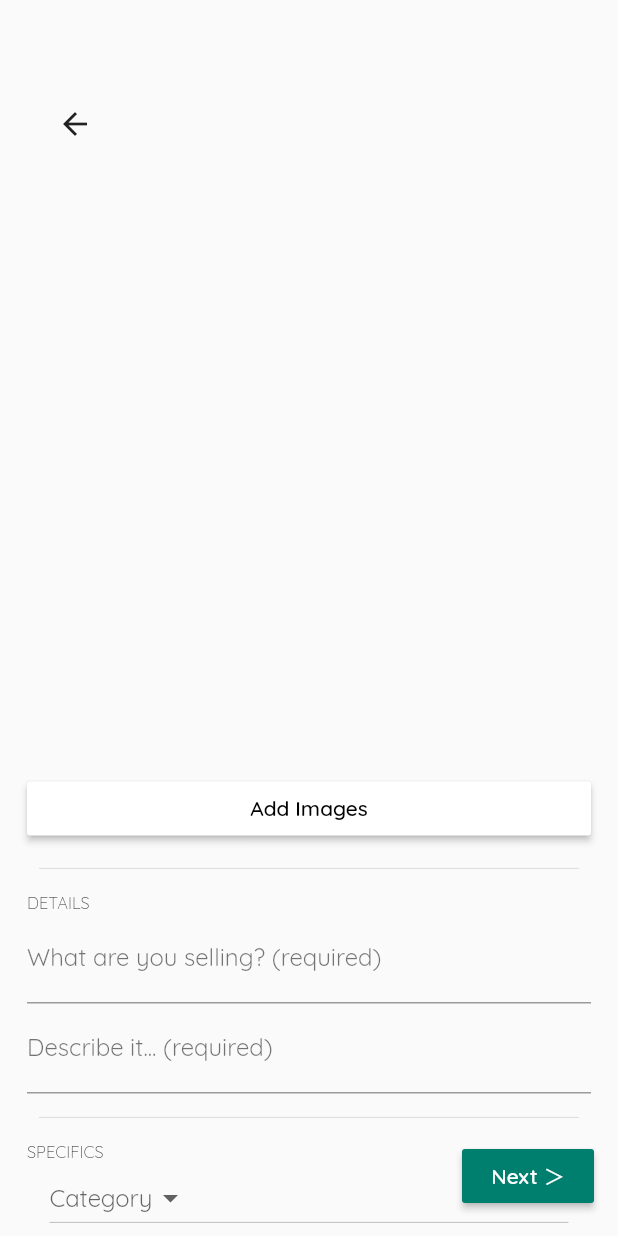
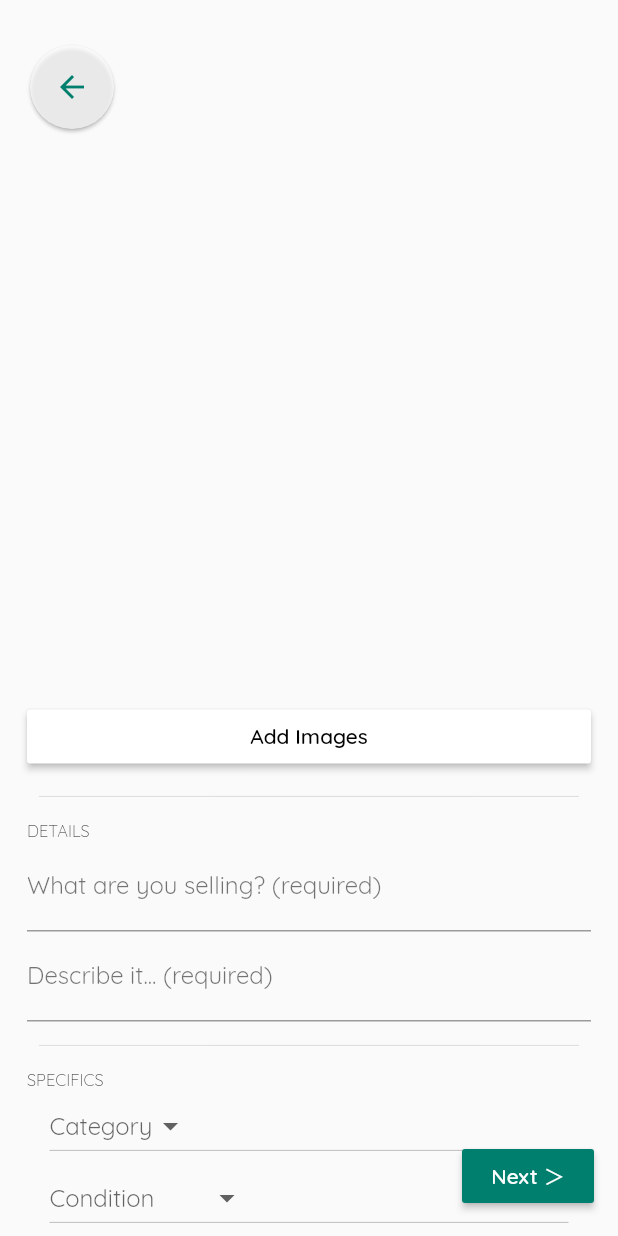
Before and after one commit to JPFrancis/ShareApp, a Flutter app: the ItemEdit screen opened directly with empty values, on a phone screen of 412 x 824 dp. Run offline on Flutter 3.47's test engine with Material 2 defaults, Android fonts, the phone set to English and light mode, and no system bars; our stand-ins replace cached_network_image, cloud_firestore, firebase_auth, firebase_storage, fluttertoast, geolocator and 6 more; missing offline and left inert: flutter_facebook_login, flutter_google_places, flutter_picker, google_maps_webservice, multi_image_picker, stripe_payment; accounts and stored records are empty; network calls fail; statements that could not run were skipped.

Commit message:
itemRequest and UI changes

```diff
--- a/lib/pages/item_detail.dart
+++ b/lib/pages/item_detail.dart
@@ -116,7 +116,10 @@ class ItemDetailState extends State<ItemDetail> {
         onRefresh: () => getSnapshots(true),
         child: isLoading ? Container() : showBody(),
       ),
-      floatingActionButton: IconButton(onPressed: ()=>Navigator.pop(context), icon: Icon(Icons.arrow_back_ios, color: primaryColor,), padding: EdgeInsets.only(top: 100.0, left: 0),),
+      floatingActionButton: Container(
+        padding: const EdgeInsets.only(top: 120.0, left: 5.0),
+        child: FloatingActionButton(onPressed: ()=>Navigator.pop(context),child: Icon(Icons.arrow_back), elevation: 1, backgroundColor: Colors.white70, foregroundColor: primaryColor,),
+      ),
       floatingActionButtonLocation: FloatingActionButtonLocation.miniStartTop,
       bottomNavigationBar: isLoading
           ? Container(height: 0,)
--- a/lib/pages/item_edit.dart
+++ b/lib/pages/item_edit.dart
@@ -130,19 +130,16 @@ class ItemEditState extends State<ItemEdit> {
 
   Widget showBody() {
     double height = MediaQuery.of(context).size.height;
-
     return Form(
       key: formKey,
       onWillPop: onWillPop,
-      child: ListView(
+      child: Stack(
+        children: <Widget>[
+          ListView(
             shrinkWrap: true,
-          padding: EdgeInsets.only(
-              top: height / 15, bottom: 10.0, left: 18.0, right: 18.0),
+            padding: EdgeInsets.only(top: height / 15, bottom: 10.0, left: 18.0, right: 18.0),
             children: <Widget>[
-            backButton(context),
-            //Padding(padding: const EdgeInsets.only(top: 60, bottom: 60.0),child: Center(child: Text("[ add image thumbnails here ]"))),
               showImages(),
-            //isEdit ? Container() : showImageButtons(),
               showImageButtons(),
               divider(),
               reusableCategory("DETAILS"),
@@ -159,8 +156,15 @@ class ItemEditState extends State<ItemEdit> {
               reusableCategory("LOCATION"),
               showItemLocation(),
               showLocationButtons(),
-            deleteButton(),
+              isEdit? deleteButton() : Container()
             ]),
+          Container(
+            padding: EdgeInsets.only(top: 30, left: 20),
+            alignment: Alignment.topLeft,
+            child: FloatingActionButton(onPressed: ()=>Navigator.pop(context),child: Icon(Icons.arrow_back), elevation: 1, backgroundColor: Colors.white70, foregroundColor: primaryColor),
+          ),
+        ],
+      ),
     );
   }
 
@@ -206,13 +210,12 @@ class ItemEditState extends State<ItemEdit> {
   }
 
   Widget showImages() {
-    double widthOfScreen = MediaQuery.of(context).size.width;
+    double w = MediaQuery.of(context).size.width;
 
     return isEdit? Container(
-      height: widthOfScreen,
+      height: w,
       child: SizedBox.expand(child: getImagesListView(context)),
-    )
-        : buildAssetList();
+    ) : buildAssetList();
   }
 
   getImagesListView(BuildContext context) {
@@ -238,8 +241,7 @@ class ItemEditState extends State<ItemEdit> {
 
   Widget buildAssetList() {
     return Container(
-      height: 120,
-      width: 120,
+      height: 150,
       child: imageAssets.length > 0 ? ListView(
         scrollDirection: Axis.horizontal,
         children: List.generate(imageAssets.length, (index) {
@@ -345,23 +347,6 @@ class ItemEditState extends State<ItemEdit> {
                 child: Text("Add Images", style: TextStyle(fontFamily: 'Quicksand'),),
                 onPressed: () { _showAlertDialog(context); }),
           ),
-          /*
-          Expanded(
-            child: RaisedButton(
-              shape: new RoundedRectangleBorder(
-                  borderRadius: new BorderRadius.circular(5.0)),
-              color: Colors.red,
-              textColor: Colors.white,
-              child: Text(
-                "Delete Images",
-                textScaleFactor: 1.25,
-              ),
-              onPressed: imageButton
-                  ? null
-                  : () {
-                      deleteImagesWarning();
-                    },
-            ),*/
         ],
       ),
     );
@@ -838,4 +823,33 @@ class ItemEditState extends State<ItemEdit> {
         ) ??
         false;
   }
+
+/*
+  Future<bool> deleteItemDialog() async {
+  return await showDialog<bool>(
+    context: context,
+    builder: (BuildContext context) {
+      return AlertDialog(
+        title: Text('Delete item?'),
+        content: Text('${itemDS['name']}'),
+        actions: <Widget>[
+          FlatButton(
+            child: const Text('Cancel'),
+            onPressed: () {
+              Navigator.of(context).pop(false); // Pops the confirmation dialog but not the page.
+            },
+          ),
+          FlatButton(
+            child: const Text('Delete'),
+            onPressed: () {
+              Navigator.of(context).pop(false);
+              deleteItem();
+              // Pops the confirmation dialog but not the page.
+            },
+          ),
+        ],
+      );
+    },
+  ) ?? false;
+}*/
 }
```
Also changed, not shown: lib/extras/helpers.dart (+6 -40 lines), lib/pages/home_page.dart (+18 -18 lines), lib/rentals/item_request.dart (+97 -132 lines). Lines whose indentation alone changed are shown as unchanged.
